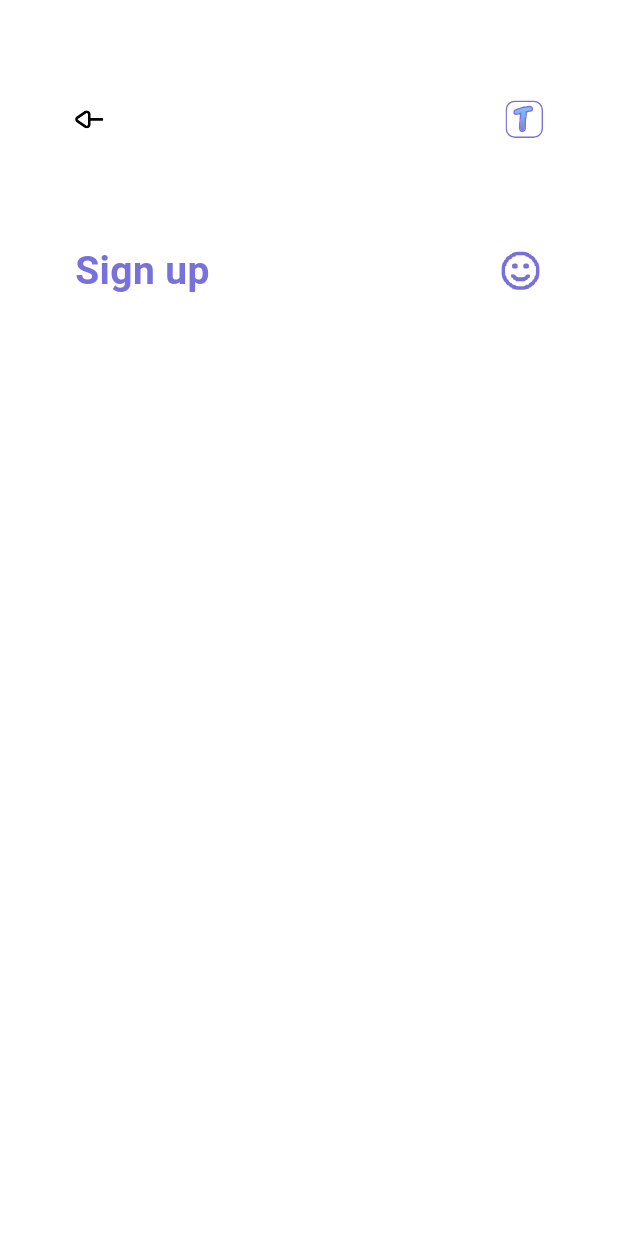
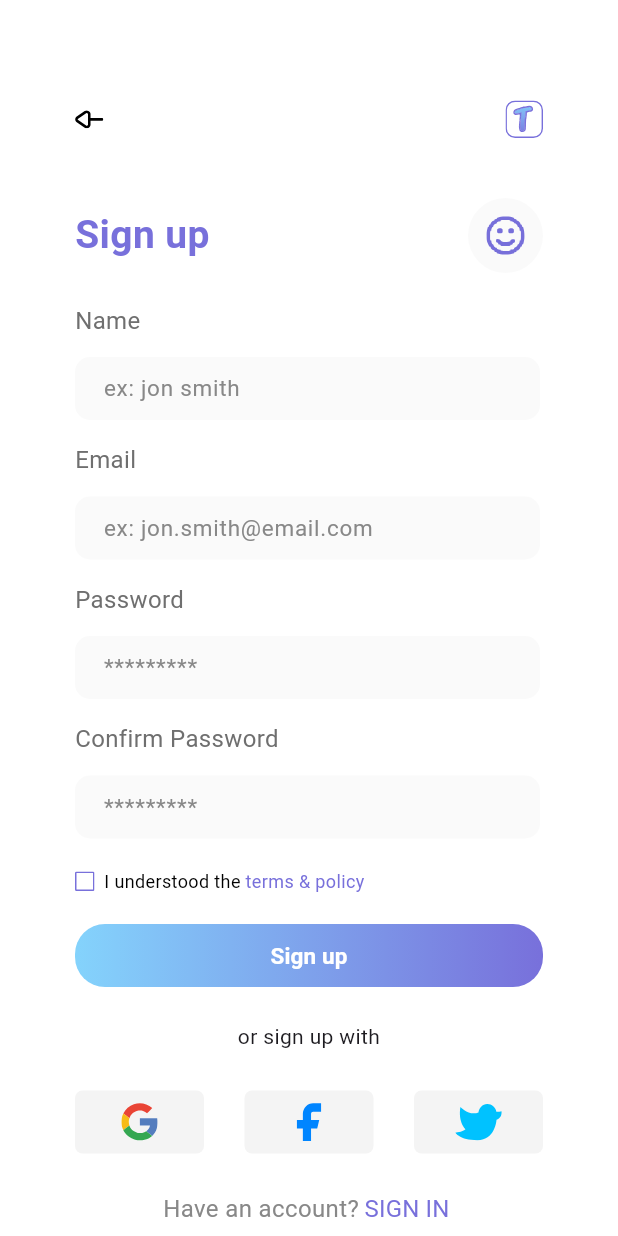
Before and after one commit to Primberdiyev/Travel-App, a Flutter app: the screen it shows after launch, after a tap on "Sign up", on a phone screen of 412 x 824 dp. Run offline on Flutter 3.47's test engine with Material 3 defaults, Android fonts, the phone set to English and light mode, and no system bars; our stand-ins replace firebase_core, flutter_svg; accounts and stored records are empty.

Commit message:
ui is finished

```diff
--- a/lib/features/authorization/sign_in_page.dart
+++ b/lib/features/authorization/sign_in_page.dart
@@ -2,7 +2,7 @@ import 'package:flutter/material.dart';
 import 'package:flutter_svg/svg.dart';
 import 'package:travel_app/core/ui_kit/custom_button.dart';
 import 'package:travel_app/core/ui_kit/custom_text_field.dart';
-import 'package:travel_app/features/authorization/widgets/auth_button.dart';
+import 'package:travel_app/features/authorization/widgets/auth_buttons.dart';
 import 'package:travel_app/features/authorization/widgets/question_text.dart';
 import 'package:travel_app/utilities/app_colors.dart';
 import 'package:travel_app/utilities/app_icons.dart';
@@ -83,27 +83,14 @@ class _AuthorizationPageState extends State<SignInPage> {
               AppTexts.orSignInWith,
             ),
           ),
-          Row(
-            mainAxisAlignment: MainAxisAlignment.spaceBetween,
-            children: [
-              AuthButton(
-                iconPath: AppIcons.google.icon,
-                onPressed: () {},
-              ),
-              AuthButton(
-                iconPath: AppIcons.facebook.icon,
-                onPressed: () {},
-              ),
-              AuthButton(
-                iconPath: AppIcons.bird.icon,
-                onPressed: () {},
-              ),
-            ],
-          ),
+          AuthButtons(),
           SizedBox(
             height: 40,
           ),
-          QuestionText(),
+          QuestionText(
+            questionText: AppTexts.dontHaveAccount,
+            signText: AppTexts.signUp,
+          ),
         ],
       ),
     );
--- a/lib/features/authorization/sign_up_page.dart
+++ b/lib/features/authorization/sign_up_page.dart
@@ -1,11 +1,36 @@
 import 'package:flutter/material.dart';
 import 'package:flutter_svg/svg.dart';
+import 'package:travel_app/core/ui_kit/custom_button.dart';
+import 'package:travel_app/core/ui_kit/custom_text_field.dart';
+import 'package:travel_app/features/authorization/widgets/agree_condition.dart';
+import 'package:travel_app/features/authorization/widgets/auth_buttons.dart';
+import 'package:travel_app/features/authorization/widgets/question_text.dart';
 import 'package:travel_app/utilities/app_colors.dart';
 import 'package:travel_app/utilities/app_icons.dart';
 import 'package:travel_app/utilities/app_texts.dart';
+import 'package:travel_app/utilities/routes/name_routes.dart';
 
-class SignUpPage extends StatelessWidget {
+class SignUpPage extends StatefulWidget {
   const SignUpPage({super.key});
+
+  @override
+  State<SignUpPage> createState() => _SignUpPageState();
+}
+
+class _SignUpPageState extends State<SignUpPage> {
+  final TextEditingController nameController = TextEditingController();
+  final TextEditingController emailController = TextEditingController();
+  final TextEditingController passwordController = TextEditingController();
+  final TextEditingController confirmController = TextEditingController();
+
+  @override
+  void dispose() {
+    nameController.dispose();
+    emailController.dispose();
+    passwordController.dispose();
+    confirmController.dispose();
+    super.dispose();
+  }
 
   @override
   Widget build(BuildContext context) {
@@ -21,7 +46,12 @@ class SignUpPage extends StatelessWidget {
           Row(
             mainAxisAlignment: MainAxisAlignment.spaceBetween,
             children: [
-              SvgPicture.asset(AppIcons.back.icon),
+              GestureDetector(
+                onTap: () {
+                  Navigator.pushReplacementNamed(context, NameRoutes.signIn);
+                },
+                child: SvgPicture.asset(AppIcons.back.icon),
+              ),
               SvgPicture.asset(
                 AppIcons.travel.icon,
                 height: 25,
@@ -30,7 +60,7 @@ class SignUpPage extends StatelessWidget {
             ],
           ),
           SizedBox(
-            height: 70,
+            height: 40,
           ),
           Row(
             mainAxisAlignment: MainAxisAlignment.spaceBetween,
@@ -43,12 +73,69 @@ class SignUpPage extends StatelessWidget {
                   fontWeight: FontWeight.w600,
                 ),
               ),
-              SvgPicture.asset(
-                AppIcons.happy.icon,
-                height: 30,
-                width: 30,
+              CircleAvatar(
+                radius: 25,
+                backgroundColor: AppColors.textFieldColor,
+                child: SvgPicture.asset(
+                  AppIcons.happy.icon,
+                  height: 30,
+                  width: 30,
+                ),
               ),
             ],
+          ),
+          Padding(
+            padding: const EdgeInsets.only(
+              top: 20,
+              bottom: 15,
+            ),
+            child: CustomTextField(
+              topText: AppTexts.name,
+              hintText: AppTexts.smith,
+              controller: nameController,
+            ),
+          ),
+          CustomTextField(
+            topText: AppTexts.email,
+            hintText: AppTexts.exampleEmail,
+            controller: emailController,
+          ),
+          Padding(
+            padding: const EdgeInsets.symmetric(vertical: 15),
+            child: CustomTextField(
+              topText: AppTexts.password,
+              hintText: AppTexts.hintTextDot,
+              controller: passwordController,
+            ),
+          ),
+          CustomTextField(
+            topText: AppTexts.confirmPassword,
+            hintText: AppTexts.hintTextDot,
+            controller: confirmController,
+          ),
+          Padding(
+            padding: const EdgeInsets.symmetric(vertical: 20),
+            child: AgreeCondition(),
+          ),
+          CustomButton(
+            leftColor: AppColors.primary,
+            rightColor: AppColors.buttonColor,
+            text: AppTexts.signUp,
+          ),
+          Padding(
+            padding: const EdgeInsets.symmetric(vertical: 23),
+            child: Text(
+              AppTexts.orSignUp,
+              textAlign: TextAlign.center,
+            ),
+          ),
+          AuthButtons(),
+          SizedBox(
+            height: 10,
+          ),
+          QuestionText(
+            questionText: AppTexts.haveAccount,
+            signText: AppTexts.signIn,
           ),
         ],
       ),
--- /dev/null
+++ b/lib/features/authorization/widgets/agree_condition.dart
@@ -0,0 +1,34 @@
+import 'package:flutter/material.dart';
+import 'package:flutter_svg/svg.dart';
+import 'package:travel_app/utilities/app_colors.dart';
+import 'package:travel_app/utilities/app_icons.dart';
+import 'package:travel_app/utilities/app_texts.dart';
+
+class AgreeCondition extends StatelessWidget {
+  const AgreeCondition({super.key});
+
+  @override
+  Widget build(BuildContext context) {
+    return Row(
+      children: [
+        SvgPicture.asset(AppIcons.rectangle.icon),
+        Text(
+          AppTexts.understood,
+          style: TextStyle(
+            fontSize: 12,
+            fontWeight: FontWeight.w400,
+            color: AppColors.black,
+          ),
+        ),
+        Text(
+          AppTexts.terms,
+          style: TextStyle(
+            fontSize: 12,
+            fontWeight: FontWeight.w400,
+            color: AppColors.buttonColor,
+          ),
+        )
+      ],
+    );
+  }
+}
--- /dev/null
+++ b/lib/features/authorization/widgets/auth_buttons.dart
@@ -0,0 +1,28 @@
+import 'package:flutter/material.dart';
+import 'package:travel_app/features/authorization/widgets/auth_button.dart';
+import 'package:travel_app/utilities/app_icons.dart';
+
+class AuthButtons extends StatelessWidget {
+  const AuthButtons({super.key});
+
+  @override
+  Widget build(BuildContext context) {
+    return Row(
+      mainAxisAlignment: MainAxisAlignment.spaceBetween,
+      children: [
+        AuthButton(
+          iconPath: AppIcons.google.icon,
+          onPressed: () {},
+        ),
+        AuthButton(
+          iconPath: AppIcons.facebook.icon,
+          onPressed: () {},
+        ),
+        AuthButton(
+          iconPath: AppIcons.bird.icon,
+          onPressed: () {},
+        ),
+      ],
+    );
+  }
+}
--- a/lib/features/authorization/widgets/question_text.dart
+++ b/lib/features/authorization/widgets/question_text.dart
@@ -4,7 +4,13 @@ import 'package:travel_app/utilities/app_texts.dart';
 import 'package:travel_app/utilities/routes/name_routes.dart';
 
 class QuestionText extends StatelessWidget {
-  const QuestionText({super.key});
+  const QuestionText({
+    super.key,
+    required this.questionText,
+    required this.signText,
+  });
+  final String questionText;
+  final String signText;
 
   @override
   Widget build(BuildContext context) {
@@ -12,7 +18,7 @@ class QuestionText extends StatelessWidget {
       mainAxisAlignment: MainAxisAlignment.center,
       children: [
         Text(
-          AppTexts.haveAccount,
+          questionText,
           style: TextStyle(
             fontSize: 16,
             fontWeight: FontWeight.w400,
@@ -27,7 +33,7 @@ class QuestionText extends StatelessWidget {
             padding: EdgeInsets.zero,
           ),
           child: Text(
-            AppTexts.signUp,
+            signText,
             style: TextStyle(
               fontSize: 16,
               fontWeight: FontWeight.w400,
--- a/lib/utilities/app_colors.dart
+++ b/lib/utilities/app_colors.dart
@@ -8,4 +8,5 @@ class AppColors {
   static const primary = Color(0xFF84D3FC);
   static const buttonColor = Color(0xFF7870DB);
   static const authButtonColor = Color(0xFFF4F4F4);
+  static const black = Color(0xFF000000);
 }
--- a/lib/utilities/app_icons.dart
+++ b/lib/utilities/app_icons.dart
@@ -4,7 +4,8 @@ enum AppIcons {
   facebook('assets/icons/facebook.svg'),
   bird("assets/icons/bird.svg"),
   back("assets/icons/back.svg"),
-  happy("assets/icons/happy.svg");
+  happy("assets/icons/happy.svg"),
+  rectangle("assets/icons/rectangle.svg");
 
   const AppIcons(this.icon);
   final String icon;
--- a/lib/utilities/app_texts.dart
+++ b/lib/utilities/app_texts.dart
@@ -6,6 +6,14 @@ class AppTexts {
   static const hintTextDot = '*********';
   static const signIn = 'SIGN IN';
   static const orSignInWith = 'or sign in with';
-  static const haveAccount = 'Don’t have an account? ';
+  static const dontHaveAccount = 'Don’t have an account? ';
   static const signUp = 'Sign up';
+  static const name = 'Name';
+  static const smith = 'ex: jon smith';
+  static const exampleEmail = 'ex: jon.smith@email.com';
+  static const confirmPassword = 'Confirm Password';
+  static const understood = '  I understood the';
+  static const terms = ' terms & policy';
+  static const orSignUp = 'or sign up with';
+  static const haveAccount = 'Have an account?';
 }
```
Also changed, not shown: assets/icons/rectangle.svg (added).
